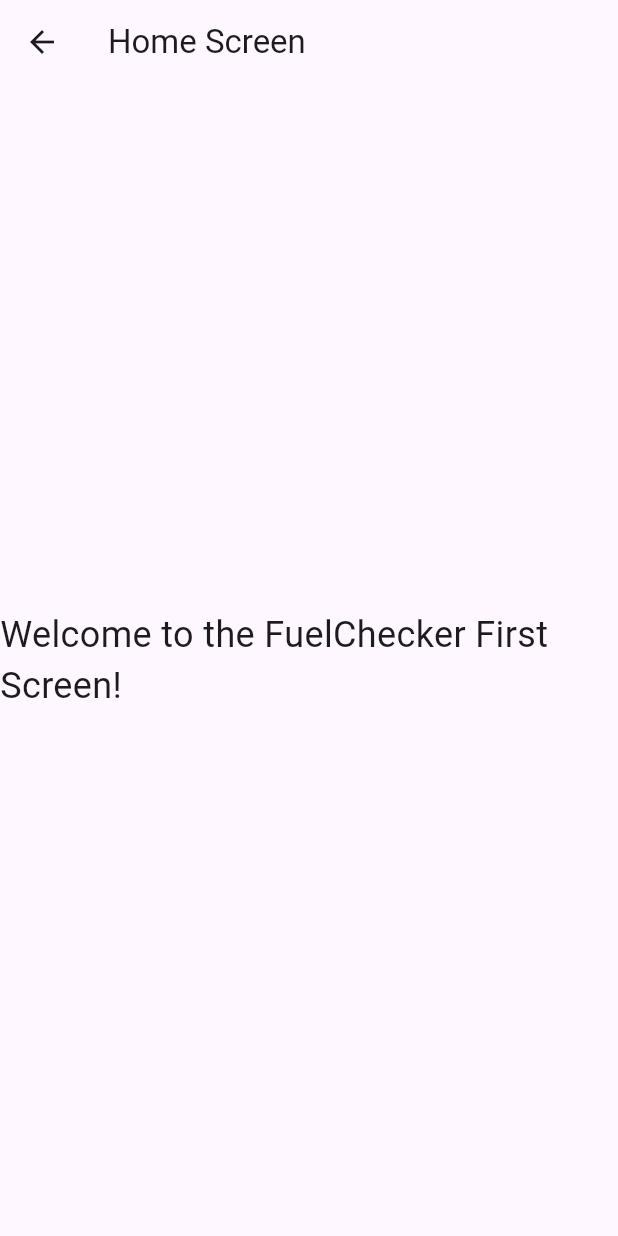
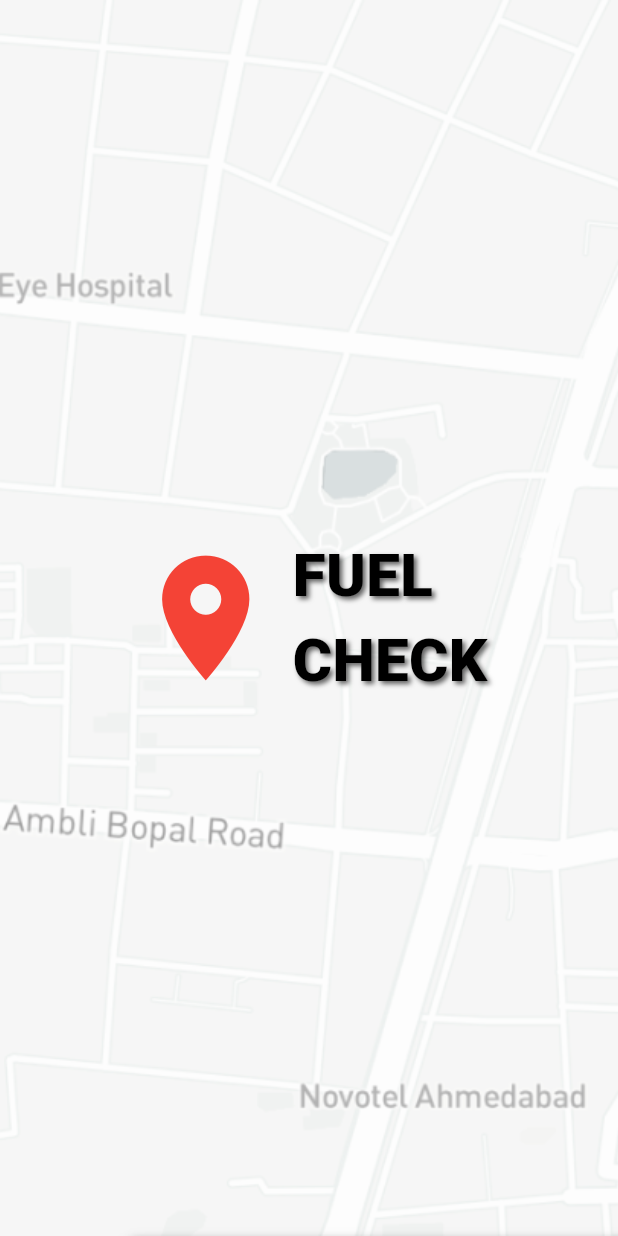
Before and after one commit to iamkonnect/FuelChecker, a Flutter app: the WelcomeScreen screen opened directly, on a phone screen of 412 x 824 dp. Run offline on Flutter 3.47's test engine with Material 3 defaults, Android fonts, the phone set to English and light mode, and no system bars.

Commit message:
Update WelcomeScreen layout:Align location icon with stacked text

```diff
--- a/lib/main.dart
+++ b/lib/main.dart
@@ -1,7 +1,5 @@
 import 'package:flutter/material.dart';
-
-// Example before:
-final apiKey = "ghp_123456789ABCDEF"; // Secret!
+import 'screens/welcome_screen.dart';
 
 void main() {
   runApp(MyApp());
@@ -15,24 +13,7 @@ class MyApp extends StatelessWidget {
       theme: ThemeData(
         primarySwatch: Colors.blue,
       ),
-      home: HomeScreen(),
+      home: WelcomeScreen(),
     );
   }
 }
-
-class HomeScreen extends StatelessWidget {
-  @override
-  Widget build(BuildContext context) {
-    return Scaffold(
-      appBar: AppBar(
-        title: Text('Home Screen'),
-      ),
-      body: Center(
-        child: Text(
-          'Welcome to the FuelChecker First Screen!',
-          style: TextStyle(fontSize: 24),
-        ),
-      ),
-    );
-  }
-}
--- a/lib/screens/welcome_screen.dart
+++ b/lib/screens/welcome_screen.dart
@@ -4,13 +4,65 @@ class WelcomeScreen extends StatelessWidget {
   @override
   Widget build(BuildContext context) {
     return Scaffold(
-      appBar: AppBar(
-        title: Text('Home Screen'),
-      ),
-      body: Center(
-        child: Text(
-          'Welcome to the FuelChecker First Screen!',
-          style: TextStyle(fontSize: 24),
+      body: Container(
+        decoration: BoxDecoration(
+          image: DecorationImage(
+            image: AssetImage('lib/assets/images/map_background.png'),
+            fit: BoxFit.cover,
+          ),
+        ),
+        child: Center(
+          child: Column(
+            mainAxisAlignment: MainAxisAlignment.center,
+            children: [
+              Row(
+                mainAxisAlignment: MainAxisAlignment.center,
+                children: [
+                  Icon(
+                    Icons.location_on,
+                    size: 100,
+                    color: Colors.red,
+                  ),
+                  SizedBox(width: 8),
+                  Column(
+                    crossAxisAlignment: CrossAxisAlignment.start,
+                    children: [
+                      Text(
+                        'FUEL',
+                        style: TextStyle(
+                          fontSize: 40,
+                          fontWeight: FontWeight.w900,
+                          color: Colors.black,
+                          shadows: [
+                            Shadow(
+                              offset: Offset(2, 2),
+                              blurRadius: 4,
+                              color: Colors.black.withOpacity(0.6),
+                            ),
+                          ],
+                        ),
+                      ),
+                      Text(
+                        'CHECK',
+                        style: TextStyle(
+                          fontSize: 40,
+                          fontWeight: FontWeight.w900,
+                          color: Colors.black,
+                          shadows: [
+                            Shadow(
+                              offset: Offset(2, 2),
+                              blurRadius: 4,
+                              color: Colors.black.withOpacity(0.6),
+                            ),
+                          ],
+                        ),
+                      ),
+                    ],
+                  ),
+                ],
+              ),
+            ],
+          ),
         ),
       ),
     );
```
Also changed, not shown: pubspec.yaml (+5 -5 lines), lib/assets/images/map_background.png (added), lib/assets/images/xx.jpg (added).
